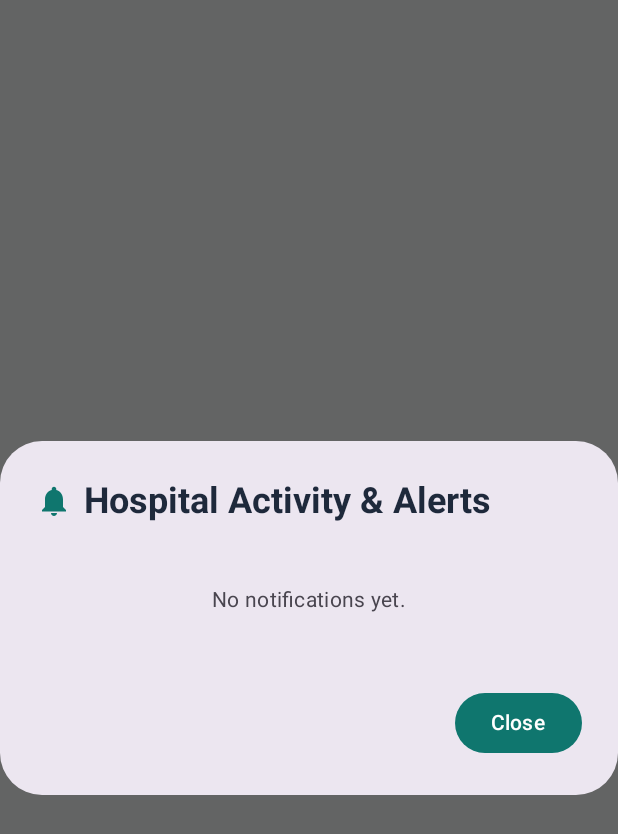
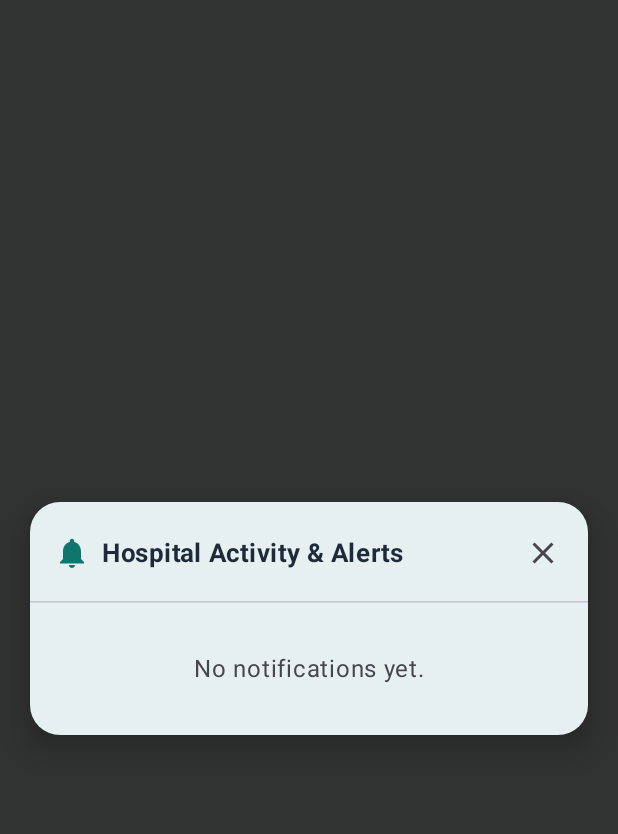
Before and after one commit to nasirbam/nmsmmch, an Android app built with Jetpack Compose: the composable NotificationsDialog shown on its own in the app's theme, on a phone screen of 412 x 824 dp. Shown: the top 834 px of the screen. Run offline under Robolectric (Android 15) with nearby library versions, the phone set to English and light mode, and no system bars.

Commit message:
feat(ui): redesign notifications dialog
Migrate notifications dialog to a custom Dialog component for better layout control and add a sticky header with a close action.

```diff
--- a/app/src/main/java/com/example/ui/screens/NotificationsDialog.kt
+++ b/app/src/main/java/com/example/ui/screens/NotificationsDialog.kt
@@ -1,5 +1,8 @@
 package com.example.ui.screens
 
+import androidx.compose.foundation.background
+import androidx.compose.foundation.clickable
+import androidx.compose.foundation.interaction.MutableInteractionSource
 import androidx.compose.foundation.layout.*
 import androidx.compose.foundation.lazy.LazyColumn
 import androidx.compose.foundation.lazy.items
@@ -10,12 +13,16 @@ import androidx.compose.material3.*
 import androidx.compose.runtime.Composable
 import androidx.compose.runtime.collectAsState
 import androidx.compose.runtime.getValue
+import androidx.compose.runtime.remember
 import androidx.compose.ui.Alignment
 import androidx.compose.ui.Modifier
 import androidx.compose.ui.graphics.Color
+import androidx.compose.ui.platform.testTag
 import androidx.compose.ui.text.font.FontWeight
 import androidx.compose.ui.unit.dp
 import androidx.compose.ui.unit.sp
+import androidx.compose.ui.window.Dialog
+import androidx.compose.ui.window.DialogProperties
 import com.example.ui.NmsViewModel
 import com.example.ui.theme.TealPrimary
 import java.text.SimpleDateFormat
@@ -27,39 +34,123 @@ fun NotificationsDialog(
     onDismiss: () -> Unit
 ) {
     val state by viewModel.state.collectAsState()
-    val sdf = SimpleDateFormat("dd/MM/yyyy HH:mm", Locale.US)
+    val sdf = remember { SimpleDateFormat("dd/MM/yyyy HH:mm", Locale.US) }
+    val backdropInteraction = remember { MutableInteractionSource() }
+    val cardInteraction = remember { MutableInteractionSource() }
 
-    AlertDialog(
+    Dialog(
         onDismissRequest = onDismiss,
-        title = {
-            Row(verticalAlignment = Alignment.CenterVertically) {
-                Icon(Icons.Default.Notifications, contentDescription = null, tint = TealPrimary)
+        properties = DialogProperties(
+            usePlatformDefaultWidth = false,
+            dismissOnBackPress = true,
+            dismissOnClickOutside = true
+        )
+    ) {
+        Box(
+            modifier = Modifier
+                .fillMaxSize()
+                .background(Color.Black.copy(alpha = 0.5f))
+                .clickable(
+                    interactionSource = backdropInteraction,
+                    indication = null,
+                    onClick = onDismiss
+                )
+                .testTag("notifications_backdrop")
+                .padding(horizontal = 20.dp, vertical = 32.dp),
+            contentAlignment = Alignment.Center
+        ) {
+            Surface(
+                modifier = Modifier
+                    .fillMaxWidth()
+                    .widthIn(max = 520.dp)
+                    .heightIn(max = 560.dp)
+                    .clickable(
+                        interactionSource = cardInteraction,
+                        indication = null,
+                        onClick = onDismiss
+                    )
+                    .testTag("notifications_card"),
+                shape = RoundedCornerShape(20.dp),
+                color = MaterialTheme.colorScheme.surface,
+                tonalElevation = 6.dp,
+                shadowElevation = 12.dp
+            ) {
+                Column(modifier = Modifier.fillMaxWidth()) {
+                    // Top header with prominent Close (X) button at the top
+                    Row(
+                        modifier = Modifier
+                            .fillMaxWidth()
+                            .padding(start = 16.dp, end = 6.dp, top = 10.dp, bottom = 8.dp),
+                        verticalAlignment = Alignment.CenterVertically,
+                        horizontalArrangement = Arrangement.SpaceBetween
+                    ) {
+                        Row(
+                            verticalAlignment = Alignment.CenterVertically,
+                            modifier = Modifier.weight(1f)
+                        ) {
+                            Icon(
+                                imageVector = Icons.Default.Notifications,
+                                contentDescription = null,
+                                tint = TealPrimary
+                            )
                             Spacer(modifier = Modifier.width(8.dp))
-                Text("Hospital Activity & Alerts", fontWeight = FontWeight.Bold)
+                            Text(
+                                text = "Hospital Activity & Alerts",
+                                fontWeight = FontWeight.Bold,
+                                fontSize = 17.sp,
+                                color = MaterialTheme.colorScheme.onSurface
+                            )
                         }
-        },
-        text = {
+                        IconButton(
+                            onClick = onDismiss,
+                            modifier = Modifier
+                                .size(48.dp)
+                                .testTag("close_notifications_button")
+                        ) {
+                            Icon(
+                                imageVector = Icons.Default.Close,
+                                contentDescription = "Close notifications",
+                                tint = MaterialTheme.colorScheme.onSurfaceVariant
+                            )
+                        }
+                    }
+
+                    HorizontalDivider(color = MaterialTheme.colorScheme.outlineVariant)
+
                     if (state.notifications.isEmpty()) {
                         Box(
                             modifier = Modifier
                                 .fillMaxWidth()
-                        .padding(24.dp),
+                                .padding(32.dp),
                             contentAlignment = Alignment.Center
                         ) {
-                    Text("No notifications yet.", color = MaterialTheme.colorScheme.onSurfaceVariant)
+                            Text(
+                                text = "No notifications yet.",
+                                color = MaterialTheme.colorScheme.onSurfaceVariant
+                            )
                         }
                     } else {
                         LazyColumn(
                             modifier = Modifier
                                 .fillMaxWidth()
-                        .heightIn(max = 400.dp),
+                                .weight(1f, fill = false)
+                                .padding(horizontal = 14.dp, vertical = 12.dp),
                             verticalArrangement = Arrangement.spacedBy(8.dp)
                         ) {
                             items(state.notifications.reversed()) { notif ->
+                                val itemInteraction = remember { MutableInteractionSource() }
                                 Card(
-                            modifier = Modifier.fillMaxWidth(),
+                                    modifier = Modifier
+                                        .fillMaxWidth()
+                                        .clickable(
+                                            interactionSource = itemInteraction,
+                                            indication = null,
+                                            onClick = onDismiss
+                                        ),
                                     shape = RoundedCornerShape(10.dp),
-                            colors = CardDefaults.cardColors(containerColor = MaterialTheme.colorScheme.surfaceVariant.copy(alpha = 0.5f))
+                                    colors = CardDefaults.cardColors(
+                                        containerColor = MaterialTheme.colorScheme.surfaceVariant.copy(alpha = 0.5f)
+                                    )
                                 ) {
                                     Row(
                                         modifier = Modifier.padding(10.dp),
@@ -74,11 +165,17 @@ fun NotificationsDialog(
                                             },
                                             contentDescription = null,
                                             tint = TealPrimary,
-                                    modifier = Modifier.size(20.dp).padding(top = 2.dp)
+                                            modifier = Modifier
+                                                .size(20.dp)
+                                                .padding(top = 2.dp)
                                         )
                                         Spacer(modifier = Modifier.width(8.dp))
                                         Column {
-                                    Text(notif.text, fontSize = 13.sp, fontWeight = FontWeight.Medium)
+                                            Text(
+                                                text = notif.text,
+                                                fontSize = 13.sp,
+                                                fontWeight = FontWeight.Medium
+                                            )
                                             Text(
                                                 text = sdf.format(Date(notif.timestamp)),
                                                 fontSize = 10.sp,
@@ -90,14 +187,8 @@ fun NotificationsDialog(
                             }
                         }
                     }
-        },
-        confirmButton = {
-            Button(
-                onClick = onDismiss,
-                colors = ButtonDefaults.buttonColors(containerColor = TealPrimary)
-            ) {
-                Text("Close")
                 }
             }
-    )
         }
+    }
+}
```
Also changed, not shown: 2 other files. Lines whose indentation alone changed are shown as unchanged.
